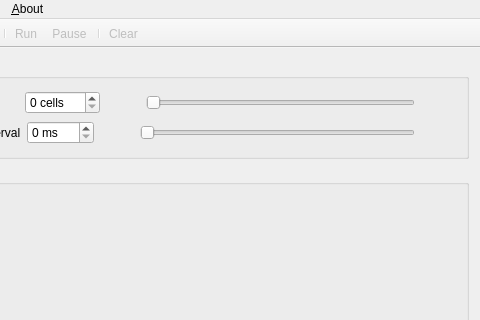
Old version of the form mainwindow.ui in the repository Kyross/GoL; both pictures show x 146 to 626 and y 0 to 320 of the 626 by 457 pixel window.
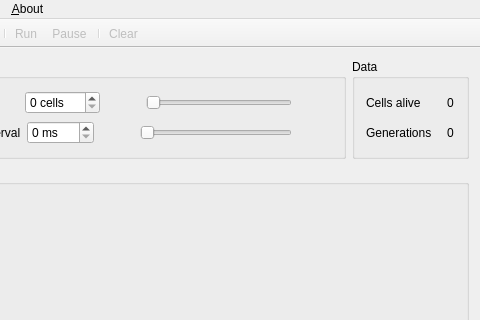
New version of the form. Icons and pictures are not drawn.

Commit message: added data panel

What changed in the file:
```diff
--- a/mainwindow.ui
+++ b/mainwindow.ui
@@ -23,7 +23,7 @@
     <item row="0" column="0">
      <layout class="QVBoxLayout" name="main_layout">
       <item>
-       <layout class="QVBoxLayout" name="params_layout">
+       <layout class="QHBoxLayout" name="horizontalLayout">
         <item>
          <widget class="QGroupBox" name="groupBox_params">
           <property name="maximumSize">
@@ -242,6 +242,87 @@
           </layout>
          </widget>
         </item>
+        <item>
+         <widget class="QGroupBox" name="groupBox_data">
+          <property name="minimumSize">
+           <size>
+            <width>117</width>
+            <height>0</height>
+           </size>
+          </property>
+          <property name="maximumSize">
+           <size>
+            <width>16777215</width>
+            <height>100</height>
+           </size>
+          </property>
+          <property name="title">
+           <string>Data</string>
+          </property>
+          <layout class="QVBoxLayout" name="verticalLayout_4">
+           <item>
+            <layout class="QHBoxLayout" name="horizontalLayout_3">
+             <item>
+              <widget class="QLabel" name="label_4">
+               <property name="minimumSize">
+                <size>
+                 <width>75</width>
+                 <height>0</height>
+                </size>
+               </property>
+               <property name="maximumSize">
+                <size>
+                 <width>75</width>
+                 <height>16777215</height>
+                </size>
+               </property>
+               <property name="text">
+                <string>Cells alive   </string>
+               </property>
+              </widget>
+             </item>
+             <item>
+              <widget class="QLabel" name="label_cellAlive">
+               <property name="text">
+                <string>0</string>
+               </property>
+              </widget>
+             </item>
+            </layout>
+           </item>
+           <item>
+            <layout class="QHBoxLayout" name="horizontalLayout_2">
+             <item>
+              <widget class="QLabel" name="label_2">
+               <property name="minimumSize">
+                <size>
+                 <width>75</width>
+                 <height>0</height>
+                </size>
+               </property>
+               <property name="maximumSize">
+                <size>
+                 <width>75</width>
+                 <height>16777215</height>
+                </size>
+               </property>
+               <property name="text">
+                <string>Generations </string>
+               </property>
+              </widget>
+             </item>
+             <item>
+              <widget class="QLabel" name="label_cellGenerations">
+               <property name="text">
+                <string>0</string>
+               </property>
+              </widget>
+             </item>
+            </layout>
+           </item>
+          </layout>
+         </widget>
+        </item>
        </layout>
       </item>
       <item>
```
Left out of the diff: 11 changed lines with no effect on the pictures. The commit also changes 32 other files.
